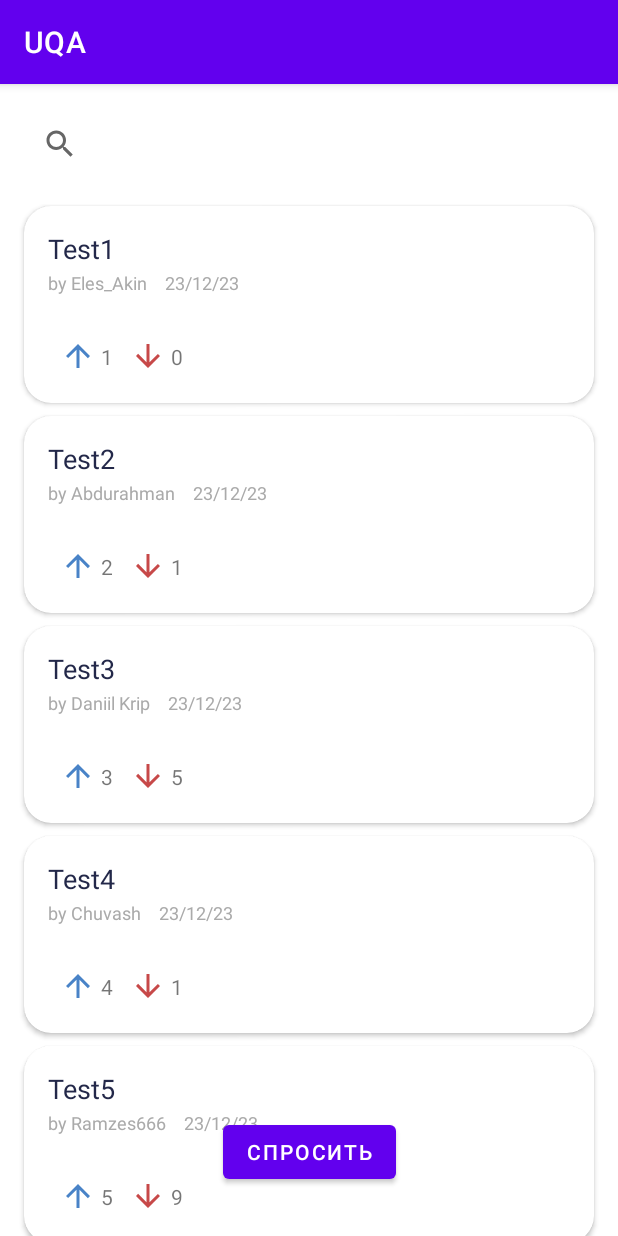
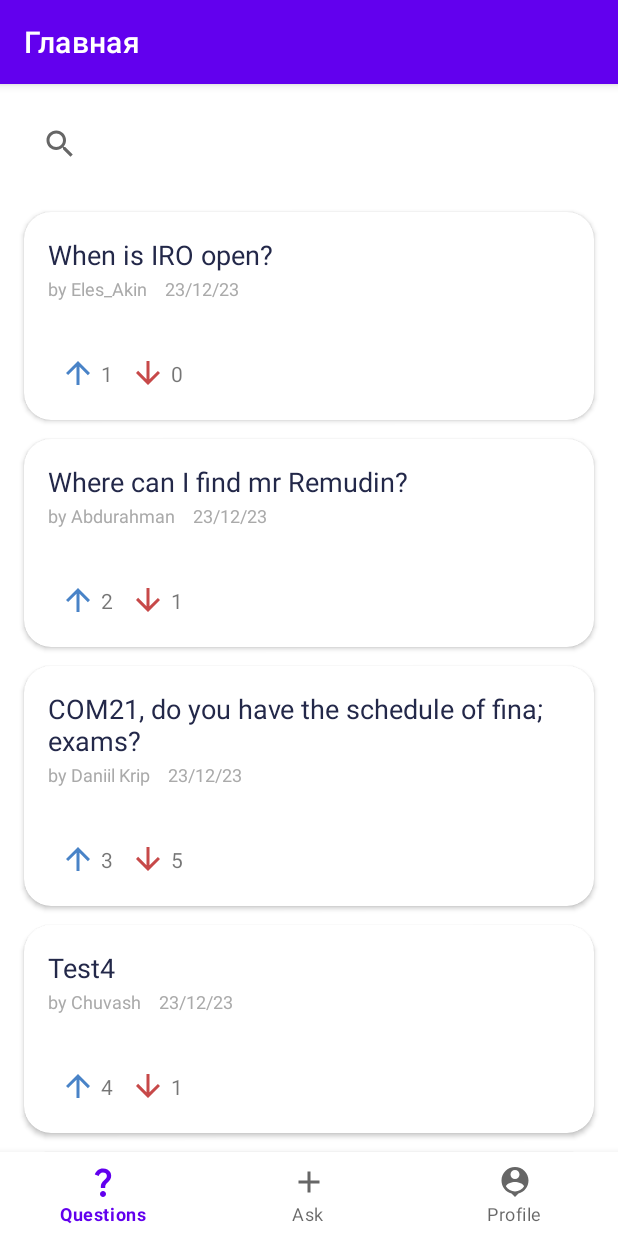
Before and after one commit to SultanSarygulov/UniversityQuestionApp, an Android app: the screen it shows after launch (MainActivity), on a phone screen of 412 x 824 dp. Run offline under Robolectric (Android 15) with nearby library versions, the phone set to English and light mode, and no system bars; our stand-ins replace navigation-ui.

```diff
--- a/app/src/main/java/com/example/uqa/presentation/MainActivity.kt
+++ b/app/src/main/java/com/example/uqa/presentation/MainActivity.kt
@@ -5,6 +5,8 @@ import android.os.Bundle
 import androidx.navigation.NavController
 import androidx.navigation.findNavController
 import androidx.navigation.fragment.NavHostFragment
+import androidx.navigation.ui.setupActionBarWithNavController
+import androidx.navigation.ui.setupWithNavController
 import com.example.uqa.R
 import com.example.uqa.databinding.ActivityMainBinding
 
@@ -22,6 +24,9 @@ class MainActivity : AppCompatActivity() {
         val navHostFragment =
             supportFragmentManager.findFragmentById(R.id.fragmentContainer) as NavHostFragment
         navController =navHostFragment.navController
+
+        setupActionBarWithNavController(navController)
+        binding.bottomNavigationView.setupWithNavController(navController)
     }
 
     override fun onSupportNavigateUp(): Boolean {
--- a/app/src/main/java/com/example/uqa/presentation/home/HomeFragment.kt
+++ b/app/src/main/java/com/example/uqa/presentation/home/HomeFragment.kt
@@ -5,6 +5,7 @@ import androidx.fragment.app.Fragment
 import android.view.LayoutInflater
 import android.view.View
 import android.view.ViewGroup
+import androidx.lifecycle.ViewModelProvider
 import androidx.navigation.fragment.findNavController
 import com.example.uqa.R
 import com.example.uqa.data.Post
@@ -14,6 +15,7 @@ import com.example.uqa.databinding.FragmentHomeBinding
 class HomeFragment : Fragment() {
 
     private lateinit var binding: FragmentHomeBinding
+    private lateinit var viewModel: HomeViewModel
 
     override fun onCreateView(
         inflater: LayoutInflater, container: ViewGroup?,
@@ -26,28 +28,27 @@ class HomeFragment : Fragment() {
     override fun onViewCreated(view: View, savedInstanceState: Bundle?) {
         super.onViewCreated(view, savedInstanceState)
 
+        viewModel = ViewModelProvider(this)[HomeViewModel::class.java]
+        viewModel.getPostsList()
+
         setAdapter()
 //
 //        binding.questionButton.setOnClickListener {
 //            findNavController().navigate(R.id.action_homeFragment_to_questionFragment)
 //        }
 
-        binding.askButton.setOnClickListener {
-            findNavController().navigate(R.id.action_homeFragment_to_askQuestionFragment)
-        }
+//        binding.askButton.setOnClickListener {
+//            findNavController().navigate(R.id.action_homeFragment_to_askQuestionFragment)
+//        }
     }
 
     private fun setAdapter() {
         val postAdapter = PostAdapter()
         binding.mainCarousel.adapter = postAdapter
-        postAdapter.submitList(listOf(
-            Post(0, "Test1", "Eles_Akin", "23/12/23", 1, 0),
-            Post(1, "Test2", "Abdurahman", "23/12/23", 2, 1),
-            Post(2, "Test3", "Daniil Krip", "23/12/23", 3, 5),
-            Post(3, "Test4", "Chuvash", "23/12/23", 4, 1),
-            Post(4, "Test5", "Ramzes666", "23/12/23", 5, 9),
-            Post(5, "Test6", "Ruslan Isaev", "23/12/23", 6, 1),
-        ))
+        viewModel.postsList.observe(viewLifecycleOwner){postsList ->
+            postAdapter.submitList(postsList)
+        }
+
 
         postAdapter.onPostClockListener = {post ->
 
--- /dev/null
+++ b/app/src/main/java/com/example/uqa/presentation/home/HomeViewModel.kt
@@ -0,0 +1,26 @@
+package com.example.uqa.presentation.home
+
+import androidx.lifecycle.LiveData
+import androidx.lifecycle.MutableLiveData
+import androidx.lifecycle.ViewModel
+import com.example.uqa.data.Post
+
+class HomeViewModel: ViewModel() {
+
+    val _postsList = MutableLiveData<List<Post>>()
+    val postsList: LiveData<List<Post>>
+        get() = _postsList
+
+    fun getPostsList(){
+        _postsList.postValue(
+            listOf(
+                Post(0, "When is IRO open?", "Eles_Akin", "23/12/23", 1, 0),
+                Post(1, "Where can I find mr Remudin?", "Abdurahman", "23/12/23", 2, 1),
+                Post(2, "COM21, do you have the schedule of fina; exams?", "Daniil Krip", "23/12/23", 3, 5),
+                Post(3, "Test4", "Chuvash", "23/12/23", 4, 1),
+                Post(4, "Test5", "Ramzes666", "23/12/23", 5, 9),
+                Post(5, "Test6", "Ruslan Isaev", "23/12/23", 6, 1),
+            )
+        )
+    }
+}
--- a/app/src/main/java/com/example/uqa/presentation/question/QuestionFragment.kt
+++ b/app/src/main/java/com/example/uqa/presentation/question/QuestionFragment.kt
@@ -20,10 +20,10 @@ class QuestionFragment : Fragment() {
     private val currentPost by lazy { args.currentPost }
 
     private val answersList = listOf(
-        Answer(0, "1", "Mongul Bek"),
-        Answer(1, "2", "EShlere"),
-        Answer(2, "3", "Bob"),
-        Answer(3, "4", "Sultan V"),
+        Answer(0, "No idea man", "Mongul Bek"),
+        Answer(1, "DM me", "EShlere"),
+        Answer(2, "Fuck you", "Bob"),
+        Answer(3, "He is in his office", "Sultan V"),
         Answer(4, "I'm Gay", "John Yag"),
     )
 
--- /dev/null
+++ b/app/src/main/res/drawable/ic_add.xml
@@ -0,0 +1,5 @@
+<vector android:height="24dp" android:tint="#4983C7"
+    android:viewportHeight="24" android:viewportWidth="24"
+    android:width="24dp" xmlns:android="http://schemas.android.com/apk/res/android">
+    <path android:fillColor="@android:color/white" android:pathData="M19,13h-6v6h-2v-6H5v-2h6V5h2v6h6v2z"/>
+</vector>
--- /dev/null
+++ b/app/src/main/res/drawable/ic_profile.xml
@@ -0,0 +1,5 @@
+<vector android:height="24dp" android:tint="#4983C7"
+    android:viewportHeight="24" android:viewportWidth="24"
+    android:width="24dp" xmlns:android="http://schemas.android.com/apk/res/android">
+    <path android:fillColor="@android:color/white" android:pathData="M12,2c-4.97,0 -9,4.03 -9,9 0,4.17 2.84,7.67 6.69,8.69L12,22l2.31,-2.31C18.16,18.67 21,15.17 21,11c0,-4.97 -4.03,-9 -9,-9zM12,4c1.66,0 3,1.34 3,3s-1.34,3 -3,3 -3,-1.34 -3,-3 1.34,-3 3,-3zM12,18.3c-2.5,0 -4.71,-1.28 -6,-3.22 0.03,-1.99 4,-3.08 6,-3.08 1.99,0 5.97,1.09 6,3.08 -1.29,1.94 -3.5,3.22 -6,3.22z"/>
+</vector>
--- /dev/null
+++ b/app/src/main/res/drawable/ic_question.xml
@@ -0,0 +1,5 @@
+<vector android:height="24dp" android:tint="#4983C7"
+    android:viewportHeight="24" android:viewportWidth="24"
+    android:width="24dp" xmlns:android="http://schemas.android.com/apk/res/android">
+    <path android:fillColor="@android:color/white" android:pathData="M11.07,12.85c0.77,-1.39 2.25,-2.21 3.11,-3.44c0.91,-1.29 0.4,-3.7 -2.18,-3.7c-1.69,0 -2.52,1.28 -2.87,2.34L6.54,6.96C7.25,4.83 9.18,3 11.99,3c2.35,0 3.96,1.07 4.78,2.41c0.7,1.15 1.11,3.3 0.03,4.9c-1.2,1.77 -2.35,2.31 -2.97,3.45c-0.25,0.46 -0.35,0.76 -0.35,2.24h-2.89C10.58,15.22 10.46,13.95 11.07,12.85zM14,20c0,1.1 -0.9,2 -2,2s-2,-0.9 -2,-2c0,-1.1 0.9,-2 2,-2S14,18.9 14,20z"/>
+</vector>
--- a/app/src/main/res/layout/activity_main.xml
+++ b/app/src/main/res/layout/activity_main.xml
@@ -12,15 +12,22 @@
         android:layout_width="0dp"
         android:layout_height="0dp"
         app:defaultNavHost="true"
-        app:layout_constraintBottom_toBottomOf="parent"
+        app:layout_constraintBottom_toTopOf="@+id/bottomNavigationView"
         app:layout_constraintEnd_toEndOf="parent"
         app:layout_constraintHorizontal_bias="0.5"
         app:layout_constraintStart_toStartOf="parent"
         app:layout_constraintTop_toTopOf="parent"
         app:navGraph="@navigation/navgraph" />
 
-
-
+    <com.google.android.material.bottomnavigation.BottomNavigationView
+        android:id="@+id/bottomNavigationView"
+        android:layout_width="0dp"
+        android:layout_height="wrap_content"
+        app:layout_constraintBottom_toBottomOf="parent"
+        app:layout_constraintEnd_toEndOf="parent"
+        app:layout_constraintHorizontal_bias="0.5"
+        app:layout_constraintStart_toStartOf="parent"
+        app:menu="@menu/bottom_nav_menu"/>
 
 
 </androidx.constraintlayout.widget.ConstraintLayout>
--- a/app/src/main/res/layout/fragment_home.xml
+++ b/app/src/main/res/layout/fragment_home.xml
@@ -31,15 +31,4 @@
         app:layout_constraintTop_toBottomOf="@+id/searchView"
         tools:listitem="@layout/item_post" />
 
-    <Button
-        android:id="@+id/askButton"
-        android:layout_width="wrap_content"
-        android:layout_height="wrap_content"
-        android:layout_marginBottom="32dp"
-        android:text="Спросить"
-        app:layout_constraintBottom_toBottomOf="parent"
-        app:layout_constraintEnd_toEndOf="parent"
-        app:layout_constraintHorizontal_bias="0.5"
-        app:layout_constraintStart_toStartOf="parent" />
-
 </androidx.constraintlayout.widget.ConstraintLayout>
--- a/app/src/main/res/layout/item_answer.xml
+++ b/app/src/main/res/layout/item_answer.xml
@@ -28,7 +28,7 @@
         android:layout_marginBottom="22dp"
         app:layout_constraintBottom_toBottomOf="parent"
         app:layout_constraintStart_toStartOf="parent"
-        tools:srcCompat="@tools:sample/avatars" />
+        app:srcCompat="@android:drawable/sym_def_app_icon" />
 
     <TextView
         android:id="@+id/answer_author"
--- a/app/src/main/res/layout/item_post.xml
+++ b/app/src/main/res/layout/item_post.xml
@@ -1,16 +1,16 @@
 <?xml version="1.0" encoding="utf-8"?>
 
-<androidx.cardview.widget.CardView
+<androidx.cardview.widget.CardView xmlns:android="http://schemas.android.com/apk/res/android"
+    xmlns:app="http://schemas.android.com/apk/res-auto"
+    xmlns:tools="http://schemas.android.com/tools"
     android:id="@+id/item_post"
-    xmlns:android="http://schemas.android.com/apk/res/android"
-    xmlns:app="http://schemas.android.com/apk/res-auto"
     android:layout_width="match_parent"
-    android:layout_height="131dp"
-    app:cardCornerRadius="18dp"
-    android:layout_marginTop="1dp"
+    android:layout_height="wrap_content"
+    android:layout_marginStart="16dp"
+    android:layout_marginTop="5dp"
+    android:layout_marginEnd="16dp"
     android:layout_marginBottom="7dp"
-    android:layout_marginStart="16dp"
-    android:layout_marginEnd="16dp">
+    app:cardCornerRadius="18dp">
 
     <androidx.constraintlayout.widget.ConstraintLayout
         android:layout_width="match_parent"
@@ -59,10 +59,12 @@
             android:layout_width="wrap_content"
             android:layout_height="wrap_content"
             android:layout_marginStart="24dp"
+            android:layout_marginTop="36dp"
             android:layout_marginBottom="19dp"
+            android:background="?attr/selectableItemBackground"
             app:layout_constraintBottom_toBottomOf="parent"
             app:layout_constraintStart_toStartOf="parent"
-        android:background="?attr/selectableItemBackground"
+            app:layout_constraintTop_toBottomOf="@+id/post_author"
             app:srcCompat="@drawable/ic_upvote" />
 
         <ImageView
@@ -70,9 +72,9 @@
             android:layout_width="wrap_content"
             android:layout_height="wrap_content"
             android:layout_marginStart="11dp"
+            android:background="?attr/selectableItemBackground"
             app:layout_constraintBottom_toBottomOf="@+id/upvote_button"
             app:layout_constraintStart_toEndOf="@+id/upvote_num"
-        android:background="?attr/selectableItemBackground"
             app:srcCompat="@drawable/ic_downvote" />
 
         <TextView
--- /dev/null
+++ b/app/src/main/res/menu/bottom_nav_menu.xml
@@ -0,0 +1,19 @@
+<?xml version="1.0" encoding="utf-8"?>
+<menu xmlns:android="http://schemas.android.com/apk/res/android">
+
+    <item
+        android:id="@+id/homeFragment"
+        android:title="Questions"
+        android:icon="@drawable/ic_question"/>
+
+    <item
+        android:id="@+id/askQuestionFragment"
+        android:title="Ask"
+        android:icon="@drawable/ic_add"/>
+
+    <item
+        android:id="@+id/profileFragment"
+        android:title="Profile"
+        android:icon="@drawable/ic_profile"/>
+
+</menu>
--- a/app/src/main/res/navigation/navgraph.xml
+++ b/app/src/main/res/navigation/navgraph.xml
@@ -8,8 +8,8 @@
     <fragment
         android:id="@+id/homeFragment"
         android:name="com.example.uqa.presentation.home.HomeFragment"
-        android:label="fragment_home"
-        tools:layout="@layout/fragment_home" >
+        android:label="Главная"
+        tools:layout="@layout/fragment_home">
         <action
             android:id="@+id/action_homeFragment_to_questionFragment"
             app:destination="@id/questionFragment" />
@@ -20,8 +20,8 @@
     <fragment
         android:id="@+id/questionFragment"
         android:name="com.example.uqa.presentation.question.QuestionFragment"
-        android:label="fragment_question"
-        tools:layout="@layout/fragment_question" >
+        android:label="Вопрос"
+        tools:layout="@layout/fragment_question">
         <argument
             android:name="currentPost"
             app:argType="com.example.uqa.data.Post" />
@@ -29,6 +29,6 @@
     <fragment
         android:id="@+id/askQuestionFragment"
         android:name="com.example.uqa.presentation.AskQuestionFragment"
-        android:label="fragment_ask_question"
+        android:label="Задать вопрос"
         tools:layout="@layout/fragment_ask_question" />
 </navigation>
```
Lines whose indentation alone changed are shown as unchanged.
